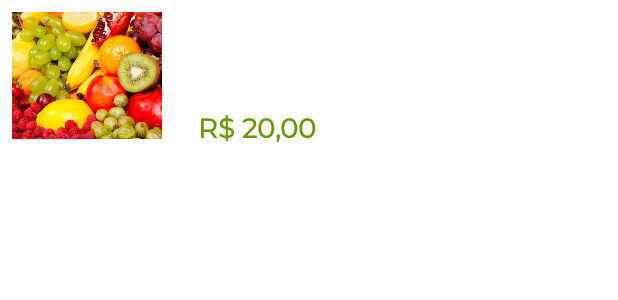
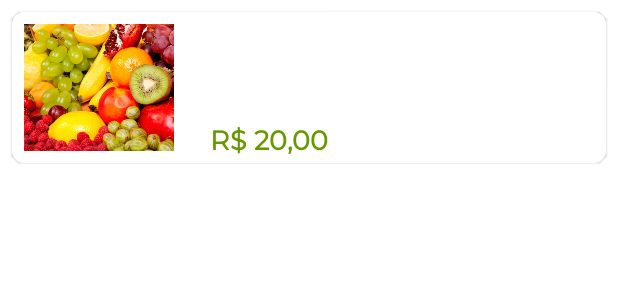
Before and after one commit to FerreirinhaJean/app-orgs, an Android app: the layout produto_item.xml on its own in the app's theme, with its tools: preview values and no code run, on a phone screen of 412 x 824 dp. Shown: the top 300 px of the screen. Run offline under Robolectric (Android 15) with nearby library versions, the phone set to English and light mode, and no system bars.

Commit message:
Adicionado CardView

```diff
--- a/app/src/main/res/layout/produto_item.xml
+++ b/app/src/main/res/layout/produto_item.xml
@@ -1,7 +1,14 @@
 <?xml version="1.0" encoding="utf-8"?>
-<androidx.constraintlayout.widget.ConstraintLayout xmlns:android="http://schemas.android.com/apk/res/android"
+<com.google.android.material.card.MaterialCardView xmlns:android="http://schemas.android.com/apk/res/android"
     xmlns:app="http://schemas.android.com/apk/res-auto"
     xmlns:tools="http://schemas.android.com/tools"
+    android:layout_width="match_parent"
+    android:layout_height="wrap_content"
+    android:layout_margin="8dp"
+    android:elevation="8dp"
+    app:cardCornerRadius="8dp">
+
+    <androidx.constraintlayout.widget.ConstraintLayout
         android:layout_width="match_parent"
         android:layout_height="wrap_content">
 
@@ -65,3 +72,4 @@
 
 
     </androidx.constraintlayout.widget.ConstraintLayout>
+</com.google.android.material.card.MaterialCardView>
```
Lines whose indentation alone changed are shown as unchanged.
